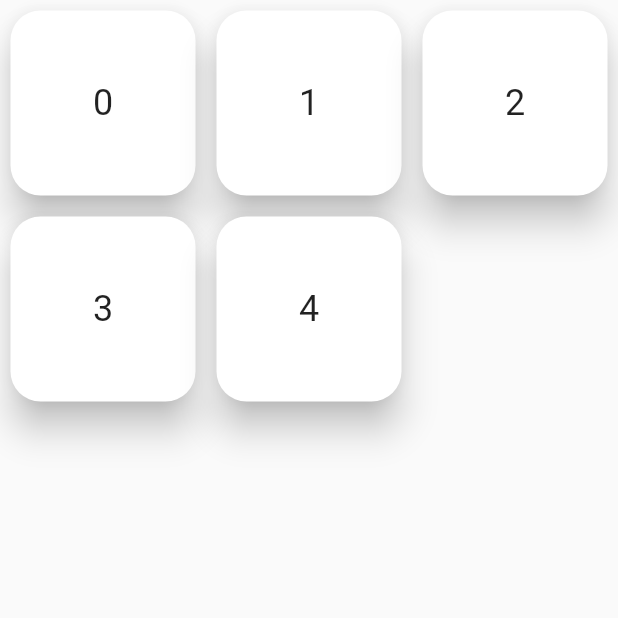
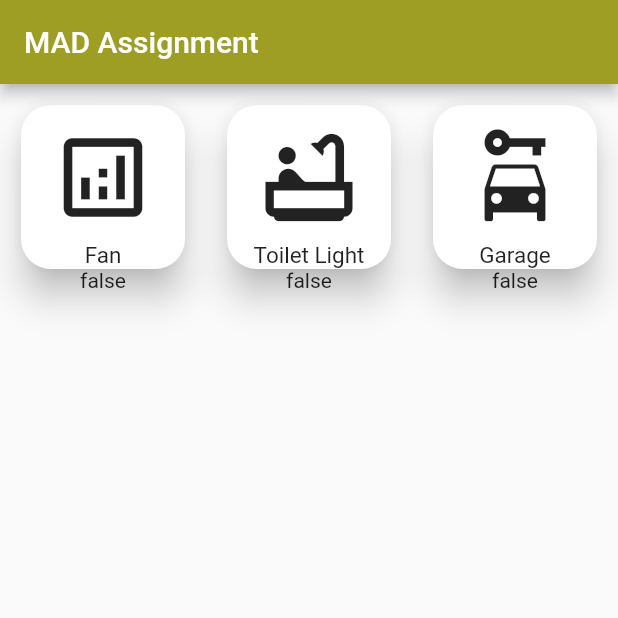
Before and after one commit to naveylah/MADLayoutAssignmentPart1, a Flutter app: the gridOne screen opened directly, on a phone screen of 412 x 824 dp, the top half of it. Run offline on Flutter 3.47's test engine with Material 2 defaults, Android fonts, the phone set to English and light mode, and no system bars; our stand-ins replace fluttertoast; missing offline and left inert: test_one.

Commit message:
Add files via upload

```diff
--- a/lib/gridone.dart
+++ b/lib/gridone.dart
@@ -5,27 +5,102 @@ class gridOne extends StatefulWidget {
   _gridOneState createState() => _gridOneState();
 }
 
+final formKey = GlobalKey<FormState>();
+bool _status = false;
+bool _isSwitched = false;
+
 // ignore: camel_case_types
 class _gridOneState extends State<gridOne> {
   @override
   Widget build(BuildContext context) {
+    var car_rental_outlined;
     return Scaffold(
-        body: GridView.count(
-            crossAxisCount: 3,
-            children: List.generate(5, (index) {
-              return new Card(
-                  elevation: 10.0,
-                  margin: EdgeInsets.all(7.0),
-                  shape: RoundedRectangleBorder(
-                      borderRadius: BorderRadius.circular(20.0)),
-                  child: Container(
-                    child: Align(
-                        alignment: Alignment.center,
-                        child: Text(
-                          "$index",
-                          style: TextStyle(fontSize: 24.0),
-                        )),
-                  ));
-            })));
+        appBar: AppBar(
+          title: Text("MAD Assignment"),
+          backgroundColor: Colors.lime[800],
+        ),
+        body: Center(
+            child: GridView.count(crossAxisCount: 3, children: <Widget>[
+          Container(
+            margin: EdgeInsets.all(10.0),
+            child: Card(
+              elevation: 10.0,
+              shape: RoundedRectangleBorder(
+                  borderRadius: BorderRadius.circular(20.0)),
+              child: Column(
+                  mainAxisAlignment: MainAxisAlignment.center,
+                  children: <Widget>[
+                    SizedBox(height: 5.0),
+                    IconButton(
+                        icon: Icon(Icons.analytics_outlined),
+                        iconSize: 70.0,
+                        onPressed: () {
+                          setState(() {
+                            _status = true;
+                          });
+                        }),
+                    Text(
+                      "Fan",
+                      style: TextStyle(fontSize: 15),
+                    ),
+                    Text("$_status")
+                  ]),
+            ),
+          ),
+          Container(
+            margin: EdgeInsets.all(10.0),
+            child: Card(
+              elevation: 10.0,
+              shape: RoundedRectangleBorder(
+                  borderRadius: BorderRadius.circular(20.0)),
+              child: Column(
+                  mainAxisAlignment: MainAxisAlignment.center,
+                  children: <Widget>[
+                    SizedBox(height: 5.0),
+                    IconButton(
+                        icon: Icon(Icons.bathtub_outlined),
+                        iconSize: 70.0,
+                        onPressed: () {
+                          setState(() {
+                            _status = true;
+                          });
+                        }),
+                    Text(
+                      "Toilet Light",
+                      style: TextStyle(fontSize: 15),
+                    ),
+                    Text("$_status")
+                  ]),
+            ),
+          ),
+          Container(
+            margin: EdgeInsets.all(10.0),
+            child: Card(
+              shape: RoundedRectangleBorder(
+                  borderRadius: BorderRadius.circular(20.0)),
+              elevation: 10.0,
+              child: Column(
+                  mainAxisAlignment: MainAxisAlignment.center,
+                  children: <Widget>[
+                    SizedBox(height: 5.0),
+                    IconButton(
+                        icon: Icon(Icons.car_rental),
+                        iconSize: 70.0,
+                        onPressed: () {
+                          setState(() {
+                            _status = true;
+                          });
+
+                          formKey.currentState.reset();
+                        }),
+                    Text(
+                      "Garage",
+                      style: TextStyle(fontSize: 15),
+                    ),
+                    Text("$_status")
+                  ]),
+            ),
+          ),
+        ])));
   }
 }
--- a/lib/main.dart
+++ b/lib/main.dart
@@ -1,6 +1,27 @@
 import 'package:flutter/material.dart';
-import './gridLayout.dart';
+import 'package:test_one/gridone.dart';
+import 'package:test_one/testone.dart';
+import 'gridone.dart' as gridone;
 
 void main() => runApp(
-      MaterialApp(home: gridLayout()),
+      MaterialApp(home: gridOne()),
     );
+
+//output an AppBar and some text below it (i.e. in the body of the page)
+//Add a button (e.g. RaisedButton) which changes the text (to any other text of your choice)
+//Split the app into three custom widgets: App, Button & Text (three different files.
+
+  // class myButton extends StatelessWidget {
+  // final Function handler;
+  // final String mytext;
+
+  // myButton(this.mytext, this.handler);
+
+  // @override
+  // Widget build(BuildContext context) {
+  //   return Container(
+  //     child: RaisedButton(
+  //       child: Text(mytext),
+  //     ),
+  //   );
+  // }
```
